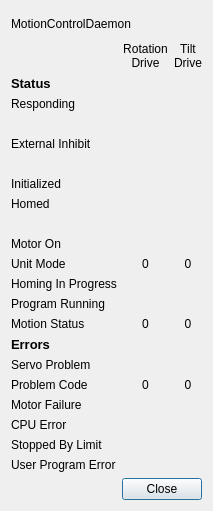
NCAR/HCR_instrument, file src/hcrgui/MotionControlDetails.ui: the form before one commit.
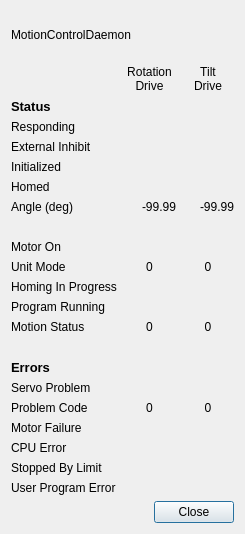
The form after the commit. Icons and pictures are not drawn.

Commit message: Added angles queried from servo drives to MotionControlDetails display.

```diff
--- a/src/hcrgui/MotionControlDetails.ui
+++ b/src/hcrgui/MotionControlDetails.ui
@@ -6,8 +6,8 @@
    <rect>
     <x>0</x>
     <y>0</y>
-    <width>211</width>
-    <height>511</height>
+    <width>245</width>
+    <height>534</height>
    </rect>
   </property>
   <property name="windowTitle">
@@ -49,6 +49,237 @@
       <property name="margin">
        <number>0</number>
       </property>
+      <item row="9" column="1">
+       <widget class="QLabel" name="rotUnitModeLabel">
+        <property name="text">
+         <string>0</string>
+        </property>
+        <property name="alignment">
+         <set>Qt::AlignCenter</set>
+        </property>
+       </widget>
+      </item>
+      <item row="9" column="2">
+       <widget class="QLabel" name="tiltUnitModeLabel">
+        <property name="text">
+         <string>0</string>
+        </property>
+        <property name="alignment">
+         <set>Qt::AlignCenter</set>
+        </property>
+       </widget>
+      </item>
+      <item row="10" column="0">
+       <widget class="QLabel" name="homingInProgressLabel">
+        <property name="text">
+         <string>Homing In Progress</string>
+        </property>
+       </widget>
+      </item>
+      <item row="10" column="1">
+       <widget class="QLabel" name="rotMotorHomingIcon">
+        <property name="text">
+         <string/>
+        </property>
+        <property name="pixmap">
+         <pixmap resource="HcrGuiMainWindow.qrc">:/greenLED_off.png</pixmap>
+        </property>
+        <property name="alignment">
+         <set>Qt::AlignCenter</set>
+        </property>
+       </widget>
+      </item>
+      <item row="17" column="2">
+       <widget class="QLabel" name="tiltProblemIcon">
+        <property name="text">
+         <string/>
+        </property>
+        <property name="pixmap">
+         <pixmap resource="HcrGuiMainWindow.qrc">:/greenLED_off.png</pixmap>
+        </property>
+        <property name="alignment">
+         <set>Qt::AlignCenter</set>
+        </property>
+       </widget>
+      </item>
+      <item row="18" column="0">
+       <widget class="QLabel" name="problemCodeLabel">
+        <property name="text">
+         <string>Problem Code</string>
+        </property>
+       </widget>
+      </item>
+      <item row="18" column="2">
+       <widget class="QLabel" name="tiltProblemCodeLabel">
+        <property name="text">
+         <string>0</string>
+        </property>
+        <property name="alignment">
+         <set>Qt::AlignCenter</set>
+        </property>
+       </widget>
+      </item>
+      <item row="2" column="2">
+       <widget class="QLabel" name="tiltRespondingIcon">
+        <property name="text">
+         <string/>
+        </property>
+        <property name="pixmap">
+         <pixmap resource="HcrGuiMainWindow.qrc">:/greenLED_off.png</pixmap>
+        </property>
+        <property name="alignment">
+         <set>Qt::AlignCenter</set>
+        </property>
+       </widget>
+      </item>
+      <item row="4" column="0">
+       <widget class="QLabel" name="initializedLabel">
+        <property name="text">
+         <string>Initialized</string>
+        </property>
+       </widget>
+      </item>
+      <item row="19" column="0">
+       <widget class="QLabel" name="motorFailureLabel">
+        <property name="text">
+         <string>Motor Failure</string>
+        </property>
+       </widget>
+      </item>
+      <item row="19" column="1">
+       <widget class="QLabel" name="rotMotorFailureIcon">
+        <property name="text">
+         <string/>
+        </property>
+        <property name="pixmap">
+         <pixmap resource="HcrGuiMainWindow.qrc">:/greenLED_off.png</pixmap>
+        </property>
+        <property name="alignment">
+         <set>Qt::AlignCenter</set>
+        </property>
+       </widget>
+      </item>
+      <item row="19" column="2">
+       <widget class="QLabel" name="tiltMotorFailureIcon">
+        <property name="text">
+         <string/>
+        </property>
+        <property name="pixmap">
+         <pixmap resource="HcrGuiMainWindow.qrc">:/greenLED_off.png</pixmap>
+        </property>
+        <property name="alignment">
+         <set>Qt::AlignCenter</set>
+        </property>
+       </widget>
+      </item>
+      <item row="20" column="0">
+       <widget class="QLabel" name="cpuErrorLabel">
+        <property name="text">
+         <string>CPU Error</string>
+        </property>
+       </widget>
+      </item>
+      <item row="6" column="2">
+       <widget class="QLabel" name="tiltAngleValue">
+        <property name="minimumSize">
+         <size>
+          <width>40</width>
+          <height>0</height>
+         </size>
+        </property>
+        <property name="text">
+         <string>-99.99</string>
+        </property>
+        <property name="alignment">
+         <set>Qt::AlignRight|Qt::AlignTrailing|Qt::AlignVCenter</set>
+        </property>
+       </widget>
+      </item>
+      <item row="3" column="1">
+       <widget class="QLabel" name="rotInhibitIcon">
+        <property name="text">
+         <string/>
+        </property>
+        <property name="pixmap">
+         <pixmap resource="HcrGuiMainWindow.qrc">:/greenLED_off.png</pixmap>
+        </property>
+        <property name="alignment">
+         <set>Qt::AlignCenter</set>
+        </property>
+       </widget>
+      </item>
+      <item row="3" column="2">
+       <widget class="QLabel" name="tiltInhibitIcon">
+        <property name="text">
+         <string/>
+        </property>
+        <property name="pixmap">
+         <pixmap resource="HcrGuiMainWindow.qrc">:/greenLED_off.png</pixmap>
+        </property>
+        <property name="alignment">
+         <set>Qt::AlignCenter</set>
+        </property>
+       </widget>
+      </item>
+      <item row="20" column="1">
+       <widget class="QLabel" name="rotCpuErrorIcon">
+        <property name="text">
+         <string/>
+        </property>
+        <property name="pixmap">
+         <pixmap resource="HcrGuiMainWindow.qrc">:/greenLED_off.png</pixmap>
+        </property>
+        <property name="alignment">
+         <set>Qt::AlignCenter</set>
+        </property>
+       </widget>
+      </item>
+      <item row="20" column="2">
+       <widget class="QLabel" name="tiltCpuErrorIcon">
+        <property name="text">
+         <string/>
+        </property>
+        <property name="pixmap">
+         <pixmap resource="HcrGuiMainWindow.qrc">:/greenLED_off.png</pixmap>
+        </property>
+        <property name="alignment">
+         <set>Qt::AlignCenter</set>
+        </property>
+       </widget>
+      </item>
+      <item row="21" column="0">
+       <widget class="QLabel" name="stoppedByLimitLabel">
+        <property name="text">
+         <string>Stopped By Limit</string>
+        </property>
+       </widget>
+      </item>
+      <item row="21" column="1">
+       <widget class="QLabel" name="rotStoppedByLimitIcon">
+        <property name="text">
+         <string/>
+        </property>
+        <property name="pixmap">
+         <pixmap resource="HcrGuiMainWindow.qrc">:/greenLED_off.png</pixmap>
+        </property>
+        <property name="alignment">
+         <set>Qt::AlignCenter</set>
+        </property>
+       </widget>
+      </item>
+      <item row="21" column="2">
+       <widget class="QLabel" name="tiltStoppedByLimitIcon">
+        <property name="text">
+         <string/>
+        </property>
+        <property name="pixmap">
+         <pixmap resource="HcrGuiMainWindow.qrc">:/greenLED_off.png</pixmap>
+        </property>
+        <property name="alignment">
+         <set>Qt::AlignCenter</set>
+        </property>
+       </widget>
+      </item>
       <item row="0" column="1">
        <widget class="QLabel" name="rotLabel">
         <property name="text">
@@ -74,6 +305,53 @@
         </property>
        </widget>
       </item>
+      <item row="8" column="0">
+       <widget class="QLabel" name="motorOnlabel">
+        <property name="text">
+         <string>Motor On</string>
+        </property>
+       </widget>
+      </item>
+      <item row="11" column="2">
+       <widget class="QLabel" name="tiltProgramRunningIcon">
+        <property name="text">
+         <string/>
+        </property>
+        <property name="pixmap">
+         <pixmap resource="HcrGuiMainWindow.qrc">:/greenLED_off.png</pixmap>
+        </property>
+        <property name="alignment">
+         <set>Qt::AlignCenter</set>
+        </property>
+       </widget>
+      </item>
+      <item row="12" column="0">
+       <widget class="QLabel" name="motionStatusLabel">
+        <property name="text">
+         <string>Motion Status</string>
+        </property>
+       </widget>
+      </item>
+      <item row="12" column="1">
+       <widget class="QLabel" name="rotMotionStatusLabel">
+        <property name="text">
+         <string>0</string>
+        </property>
+        <property name="alignment">
+         <set>Qt::AlignCenter</set>
+        </property>
+       </widget>
+      </item>
+      <item row="12" column="2">
+       <widget class="QLabel" name="tiltMotionStatusLabel">
+        <property name="text">
+         <string>0</string>
+        </property>
+        <property name="alignment">
+         <set>Qt::AlignCenter</set>
+        </property>
+       </widget>
+      </item>
       <item row="1" column="0">
        <widget class="QLabel" name="statusLabel">
         <property name="text">
@@ -105,107 +383,7 @@
         </property>
        </widget>
       </item>
-      <item row="2" column="2">
-       <widget class="QLabel" name="tiltRespondingIcon">
-        <property name="text">
-         <string/>
-        </property>
-        <property name="pixmap">
-         <pixmap resource="HcrGuiMainWindow.qrc">:/greenLED_off.png</pixmap>
-        </property>
-        <property name="alignment">
-         <set>Qt::AlignCenter</set>
-        </property>
-       </widget>
-      </item>
-      <item row="3" column="0">
-       <widget class="QLabel" name="blankLabel1">
-        <property name="text">
-         <string/>
-        </property>
-       </widget>
-      </item>
-      <item row="6" column="0">
-       <widget class="QLabel" name="initializedLabel">
-        <property name="text">
-         <string>Initialized</string>
-        </property>
-       </widget>
-      </item>
-      <item row="6" column="1">
-       <widget class="QLabel" name="rotMotorInitializedIcon">
-        <property name="text">
-         <string/>
-        </property>
-        <property name="pixmap">
-         <pixmap resource="HcrGuiMainWindow.qrc">:/greenLED_off.png</pixmap>
-        </property>
-        <property name="alignment">
-         <set>Qt::AlignCenter</set>
-        </property>
-       </widget>
-      </item>
-      <item row="6" column="2">
-       <widget class="QLabel" name="tiltMotorInitializedIcon">
-        <property name="text">
-         <string/>
-        </property>
-        <property name="pixmap">
-         <pixmap resource="HcrGuiMainWindow.qrc">:/greenLED_off.png</pixmap>
-        </property>
-        <property name="alignment">
-         <set>Qt::AlignCenter</set>
-        </property>
-       </widget>
-      </item>
-      <item row="7" column="0">
-       <widget class="QLabel" name="homedLabel">
-        <property name="text">
-         <string>Homed</string>
-        </property>
-       </widget>
-      </item>
-      <item row="7" column="1">
-       <widget class="QLabel" name="rotMotorHomedIcon">
-        <property name="text">
-         <string/>
-        </property>
-        <property name="pixmap">
-         <pixmap resource="HcrGuiMainWindow.qrc">:/greenLED_off.png</pixmap>
-        </property>
-        <property name="alignment">
-         <set>Qt::AlignCenter</set>
-        </property>
-       </widget>
-      </item>
-      <item row="7" column="2">
-       <widget class="QLabel" name="tiltMotorHomedIcon">
-        <property name="text">
-         <string/>
-        </property>
-        <property name="pixmap">
-         <pixmap resource="HcrGuiMainWindow.qrc">:/greenLED_off.png</pixmap>
-        </property>
-        <property name="alignment">
-         <set>Qt::AlignCenter</set>
-        </property>
-       </widget>
-      </item>
-      <item row="8" column="0">
-       <widget class="QLabel" name="blankLabel3">
-        <property name="text">
-         <string/>
-        </property>
-       </widget>
-      </item>
-      <item row="9" column="0">
-       <widget class="QLabel" name="motorOnlabel">
-        <property name="text">
-         <string>Motor On</string>
-        </property>
-       </widget>
-      </item>
-      <item row="9" column="1">
+      <item row="8" column="1">
        <widget class="QLabel" name="rotMotorOnIcon">
         <property name="text">
          <string/>
@@ -218,7 +396,7 @@
         </property>
        </widget>
       </item>
-      <item row="9" column="2">
+      <item row="8" column="2">
        <widget class="QLabel" name="tiltMotorOnIcon">
         <property name="text">
          <string/>
@@ -231,127 +409,14 @@
         </property>
        </widget>
       </item>
-      <item row="10" column="0">
+      <item row="9" column="0">
        <widget class="QLabel" name="unitModeLabel">
         <property name="text">
          <string>Unit Mode</string>
         </property>
        </widget>
       </item>
-      <item row="10" column="1">
-       <widget class="QLabel" name="rotUnitModeLabel">
-        <property name="text">
-         <string>0</string>
-        </property>
-        <property name="alignment">
-         <set>Qt::AlignCenter</set>
-        </property>
-       </widget>
-      </item>
-      <item row="10" column="2">
-       <widget class="QLabel" name="tiltUnitModeLabel">
-        <property name="text">
-         <string>0</string>
-        </property>
-        <property name="alignment">
-         <set>Qt::AlignCenter</set>
-        </property>
-       </widget>
-      </item>
-      <item row="11" column="0">
-       <widget class="QLabel" name="homingInProgressLabel">
-        <property name="text">
-         <string>Homing In Progress</string>
-        </property>
-       </widget>
-      </item>
-      <item row="11" column="1">
-       <widget class="QLabel" name="rotMotorHomingIcon">
-        <property name="text">
-         <string/>
-        </property>
-        <property name="pixmap">
-         <pixmap resource="HcrGuiMainWindow.qrc">:/greenLED_off.png</pixmap>
-        </property>
-        <property name="alignment">
-         <set>Qt::AlignCenter</set>
-        </property>
-       </widget>
-      </item>
-      <item row="11" column="2">
-       <widget class="QLabel" name="tiltMotorHomingIcon">
-        <property name="text">
-         <string/>
-        </property>
-        <property name="pixmap">
-         <pixmap resource="HcrGuiMainWindow.qrc">:/greenLED_off.png</pixmap>
-        </property>
-        <property name="alignment">
-         <set>Qt::AlignCenter</set>
-        </property>
-       </widget>
-      </item>
-      <item row="12" column="0">
-       <widget class="QLabel" name="programRunningLabel">
-        <property name="text">
-         <string>Program Running</string>
-        </property>
-       </widget>
-      </item>
-      <item row="12" column="1">
-       <widget class="QLabel" name="rotProgramRunningIcon">
-        <property name="text">
-         <string/>
-        </property>
-        <property name="pixmap">
-         <pixmap resource="HcrGuiMainWindow.qrc">:/greenLED_off.png</pixmap>
-        </property>
-        <property name="alignment">
-         <set>Qt::AlignCenter</set>
-        </property>
-       </widget>
-      </item>
-      <item row="12" column="2">
-       <widget class="QLabel" name="tiltProgramRunningIcon">
-        <property name="text">
-         <string/>
-        </property>
-        <property name="pixmap">
-         <pixmap resource="HcrGuiMainWindow.qrc">:/greenLED_off.png</pixmap>
-        </property>
-        <property name="alignment">
-         <set>Qt::AlignCenter</set>
-        </property>
-       </widget>
-      </item>
-      <item row="13" column="0">
-       <widget class="QLabel" name="motionStatusLabel">
-        <property name="text">
-         <string>Motion Status</string>
-        </property>
-       </widget>
-      </item>
-      <item row="13" column="1">
-       <widget class="QLabel" name="rotMotionStatusLabel">
-        <property name="text">
-         <string>0</string>
-        </property>
-        <property name="alignment">
-         <set>Qt::AlignCenter</set>
-        </property>
-       </widget>
-      </item>
-      <item row="13" column="2">
-       <widget class="QLabel" name="tiltMotionStatusLabel">
-        <property name="text">
-         <string>0</string>
-        </property>
-        <property name="alignment">
-         <set>Qt::AlignCenter</set>
-        </property>
-       </widget>
-      </item>
-      <item row="14" column="0">
+      <item row="15" column="0">
        <widget class="QLabel" name="errorLabel">
         <property name="text">
          <string>&lt;!DOCTYPE HTML PUBLIC &quot;-//W3C//DTD HTML 4.0//EN&quot; &quot;http://www.w3.org/TR/REC-html40/strict.dtd&quot;&gt;
@@ -362,76 +427,16 @@
         </property>
        </widget>
       </item>
-      <item row="16" column="0">
+      <item row="17" column="0">
        <widget class="QLabel" name="problemLabel">
         <property name="text">
          <string>Servo Problem</string>
         </property>
        </widget>
       </item>
-      <item row="16" column="1">
-       <widget class="QLabel" name="rotProblemIcon">
-        <property name="text">
-         <string/>
-        </property>
-        <property name="pixmap">
-         <pixmap resource="HcrGuiMainWindow.qrc">:/greenLED_off.png</pixmap>
-        </property>
-        <property name="alignment">
-         <set>Qt::AlignCenter</set>
-        </property>
-       </widget>
-      </item>
-      <item row="16" column="2">
-       <widget class="QLabel" name="tiltProblemIcon">
-        <property name="text">
-         <string/>
-        </property>
-        <property name="pixmap">
-         <pixmap resource="HcrGuiMainWindow.qrc">:/greenLED_off.png</pixmap>
-        </property>
-        <property name="alignment">
-         <set>Qt::AlignCenter</set>
-        </property>
-       </widget>
-      </item>
-      <item row="17" column="0">
-       <widget class="QLabel" name="problemCodeLabel">
-        <property name="text">
-         <string>Problem Code</string>
-        </property>
-       </widget>
-      </item>
       <item row="17" column="1">
-       <widget class="QLabel" name="rotProblemCodeLabel">
+       <widget class="QLabel" name="rotProblemIcon">
         <property name="text">
-         <string>0</string>
-        </property>
-        <property name="alignment">
-         <set>Qt::AlignCenter</set>
-        </property>
-       </widget>
-      </item>
-      <item row="17" column="2">
-       <widget class="QLabel" name="tiltProblemCodeLabel">
-        <property name="text">
-         <string>0</string>
-        </property>
-        <property name="alignment">
-         <set>Qt::AlignCenter</set>
-        </property>
-       </widget>
-      </item>
-      <item row="18" column="0">
-       <widget class="QLabel" name="motorFailureLabel">
-        <property name="text">
-         <string>Motor Failure</string>
-        </property>
-       </widget>
-      </item>
-      <item row="18" column="1">
-       <widget class="QLabel" name="rotMotorFailureIcon">
-        <property name="text">
          <string/>
         </property>
         <property name="pixmap">
@@ -442,8 +447,8 @@
         </property>
        </widget>
       </item>
-      <item row="18" column="2">
-       <widget class="QLabel" name="tiltMotorFailureIcon">
+      <item row="10" column="2">
+       <widget class="QLabel" name="tiltMotorHomingIcon">
         <property name="text">
          <string/>
         </property>
@@ -455,15 +460,15 @@
         </property>
        </widget>
       </item>
-      <item row="19" column="0">
-       <widget class="QLabel" name="cpuErrorLabel">
+      <item row="11" column="0">
+       <widget class="QLabel" name="programRunningLabel">
         <property name="text">
-         <string>CPU Error</string>
+         <string>Program Running</string>
         </property>
        </widget>
       </item>
-      <item row="19" column="1">
-       <widget class="QLabel" name="rotCpuErrorIcon">
+      <item row="11" column="1">
+       <widget class="QLabel" name="rotProgramRunningIcon">
         <property name="text">
          <string/>
         </property>
@@ -475,8 +480,8 @@
         </property>
        </widget>
       </item>
-      <item row="19" column="2">
-       <widget class="QLabel" name="tiltCpuErrorIcon">
+      <item row="4" column="1">
+       <widget class="QLabel" name="rotMotorInitializedIcon">
         <property name="text">
          <string/>
         </property>
@@ -488,16 +493,9 @@
         </property>
        </widget>
       </item>
-      <item row="20" column="0">
-       <widget class="QLabel" name="stoppedByLimitLabel">
+      <item row="4" column="2">
+       <widget class="QLabel" name="tiltMotorInitializedIcon">
         <property name="text">
-         <string>Stopped By Limit</string>
-        </property>
-       </widget>
-      </item>
-      <item row="20" column="1">
-       <widget class="QLabel" name="rotStoppedByLimitIcon">
-        <property name="text">
          <string/>
         </property>
         <property name="pixmap">
@@ -508,27 +506,21 @@
         </property>
        </widget>
       </item>
-      <item row="20" column="2">
-       <widget class="QLabel" name="tiltStoppedByLimitIcon">
+      <item row="5" column="0">
+       <widget class="QLabel" name="homedLabel">
         <property name="text">
-         <string/>
+         <string>Homed</string>
         </property>
-        <property name="pixmap">
-         <pixmap resource="HcrGuiMainWindow.qrc">:/greenLED_off.png</pixmap>
-        </property>
-        <property name="alignment">
-         <set>Qt::AlignCenter</set>
-        </property>
        </widget>
       </item>
-      <item row="21" column="0">
+      <item row="22" column="0">
        <widget class="QLabel" name="programErrorLabel">
         <property name="text">
          <string>User Program Error</string>
         </property>
        </widget>
       </item>
-      <item row="21" column="1">
+      <item row="22" column="1">
        <widget class="QLabel" name="rotProgramErrorIcon">
         <property name="text">
          <string/>
@@ -541,7 +533,7 @@
         </property>
        </widget>
       </item>
-      <item row="21" column="2">
+      <item row="22" column="2">
        <widget class="QLabel" name="tiltProgramErrorIcon">
         <property name="text">
          <string/>
@@ -554,15 +546,15 @@
         </property>
        </widget>
       </item>
-      <item row="4" column="0">
+      <item row="3" column="0">
        <widget class="QLabel" name="externalInhibitLabel">
         <property name="text">
          <string>External Inhibit</string>
         </property>
        </widget>
       </item>
-      <item row="4" column="1">
-       <widget class="QLabel" name="rotInhibitIcon">
+      <item row="5" column="1">
+       <widget class="QLabel" name="rotMotorHomedIcon">
         <property name="text">
          <string/>
         </property>
@@ -574,8 +566,8 @@
         </property>
        </widget>
       </item>
-      <item row="4" column="2">
-       <widget class="QLabel" name="tiltInhibitIcon">
+      <item row="5" column="2">
+       <widget class="QLabel" name="tiltMotorHomedIcon">
         <property name="text">
          <string/>
         </property>
@@ -587,7 +579,47 @@
         </property>
        </widget>
       </item>
-      <item row="5" column="0">
+      <item row="7" column="0">
+       <widget class="QLabel" name="blankLabel1">
+        <property name="text">
+         <string/>
+        </property>
+       </widget>
+      </item>
+      <item row="18" column="1">
+       <widget class="QLabel" name="rotProblemCodeLabel">
+        <property name="text">
+         <string>0</string>
+        </property>
+        <property name="alignment">
+         <set>Qt::AlignCenter</set>
+        </property>
+       </widget>
+      </item>
+      <item row="6" column="1">
+       <widget class="QLabel" name="rotAngleValue">
+        <property name="minimumSize">
+         <size>
+          <width>40</width>
+          <height>0</height>
+         </size>
+        </property>
+        <property name="text">
+         <string>-99.99</string>
+        </property>
+        <property name="alignment">
+         <set>Qt::AlignRight|Qt::AlignTrailing|Qt::AlignVCenter</set>
+        </property>
+       </widget>
+      </item>
+      <item row="6" column="0">
+       <widget class="QLabel" name="angleLabel">
+        <property name="text">
+         <string>Angle (deg)</string>
+        </property>
+       </widget>
+      </item>
+      <item row="13" column="0">
        <widget class="QLabel" name="blankLabel2">
         <property name="text">
          <string/>
```
The commit also changes 1 other file.
